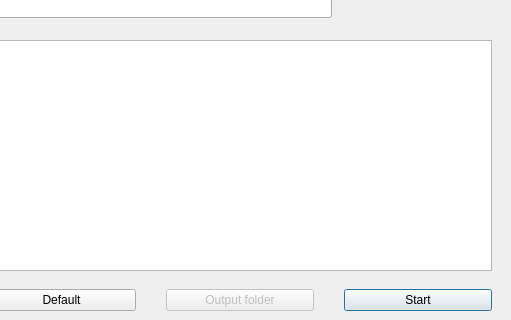
toppic-suite/toppic-suite, file src/gui/topmerge/topmergedialog.ui: the form before one commit; both pictures show x 409 to 920 and y 380 to 700 of the 920 by 700 pixel window.
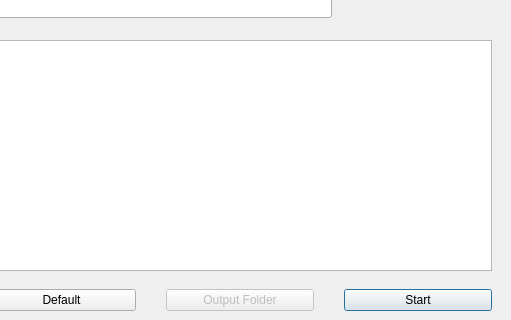
The form after the commit. Icons and pictures are not drawn.

Commit message: Slightly modified the wording of GUI.

Patch:
```diff
--- a/src/gui/topmerge/topmergedialog.ui
+++ b/src/gui/topmerge/topmergedialog.ui
@@ -177,7 +177,7 @@
         <bool>false</bool>
        </property>
        <property name="text">
-        <string>Output folder</string>
+        <string>Output Folder</string>
        </property>
       </widget>
      </item>
```
The commit also changes 3 other files.
